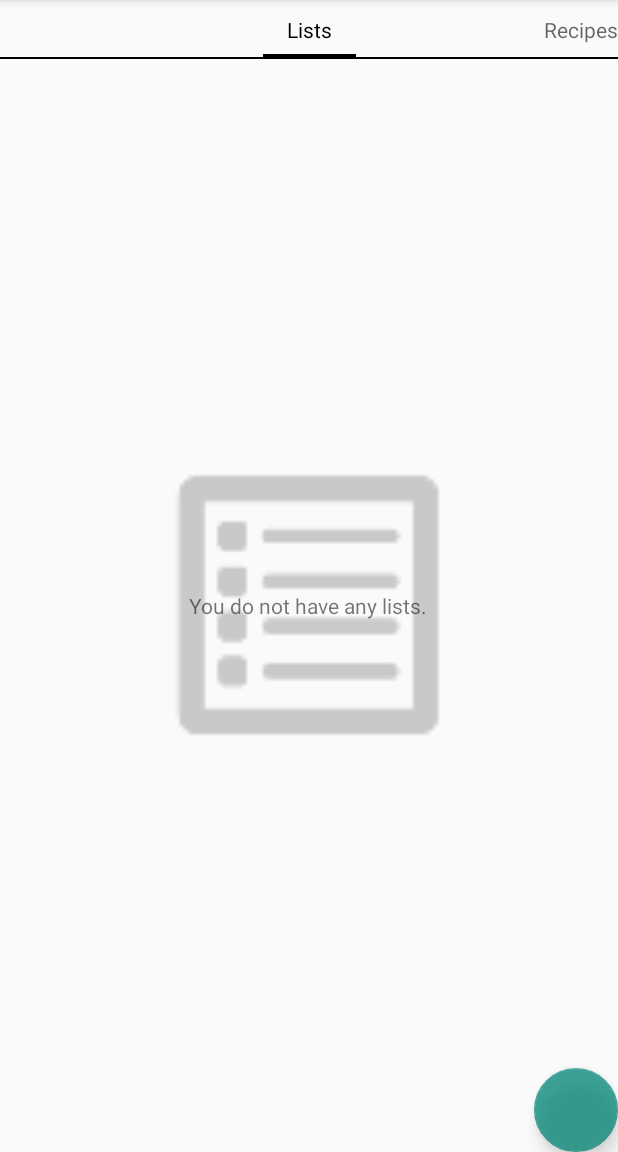
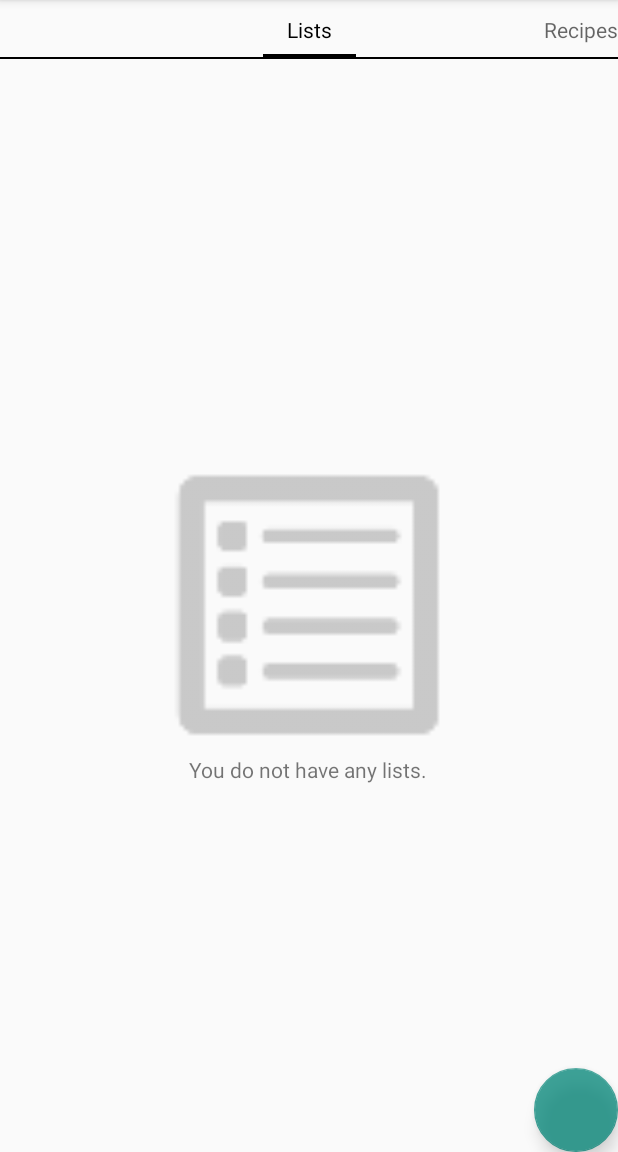
Before and after one commit to jacob-creech/Aisle-Share, an Android app: the screen it shows after launch (Dashboard), on a phone screen of 412 x 824 dp, the part 84-1236 px from its top. Run offline under Robolectric (Android 15) with nearby library versions, the phone set to English and light mode, and no system bars; libraries missing offline, so code that uses them is left out: com.getbase.floatingactionbutton; plain views replace AddFloatingActionButton; 4 statements that could not run were skipped.

Commit message:
Fix Overlap of Empty Notice with Fragment Images

```diff
--- a/app/src/main/res/layout/fragment_lists.xml
+++ b/app/src/main/res/layout/fragment_lists.xml
@@ -7,10 +7,6 @@
     android:layout_height="match_parent"
     tools:context=".ShoppingList">
 
-    <FrameLayout
-        android:layout_width="match_parent"
-        android:layout_height="match_parent">
-
     <ImageView
         android:layout_width="200dp"
         android:layout_height="200dp"
@@ -19,17 +15,22 @@
         android:layout_centerInParent="true"
         android:alpha=".25"
         android:layout_gravity="center" />
-    </FrameLayout>
 
     <ListView
-        android:layout_width="wrap_content"
-        android:layout_height="wrap_content"
+        android:layout_width="fill_parent"
+        android:layout_height="fill_parent"
         android:id="@+id/lists"
         android:visibility="visible" />
 
-    <FrameLayout
-        android:layout_width="match_parent"
-        android:layout_height="match_parent">
+    <TextView
+        android:layout_width="wrap_content"
+        android:layout_height="wrap_content"
+        android:text="You do not have any lists."
+        android:id="@+id/empty_notice"
+        android:textSize="14sp"
+        android:visibility="invisible"
+        android:layout_below="@+id/list_image"
+        android:layout_centerHorizontal="true" />
 
     <com.getbase.floatingactionbutton.AddFloatingActionButton
         android:id="@+id/float_button"
@@ -38,16 +39,8 @@
         fab:fab_plusIconColor="#FFFFFF"
         fab:fab_colorNormal="#23ff14"
         fab:fab_colorPressed="#18d50f"
-            android:layout_gravity="right|bottom"
-            android:alpha=".75" />
+        android:alpha=".75"
+        android:layout_alignParentBottom="true"
+        android:layout_alignParentRight="true" />
 
-        <TextView
-            android:layout_width="wrap_content"
-            android:layout_height="wrap_content"
-            android:text="You do not have any lists."
-            android:id="@+id/empty_notice"
-            android:layout_gravity="center"
-            android:textSize="14sp"
-            android:visibility="invisible" />
-    </FrameLayout>
 </RelativeLayout>
```
Also changed, not shown: app/src/main/res/layout/fragment_activities.xml (+14 -22 lines), app/src/main/res/layout/fragment_recipes.xml (+14 -21 lines). Lines whose indentation alone changed are shown as unchanged.
